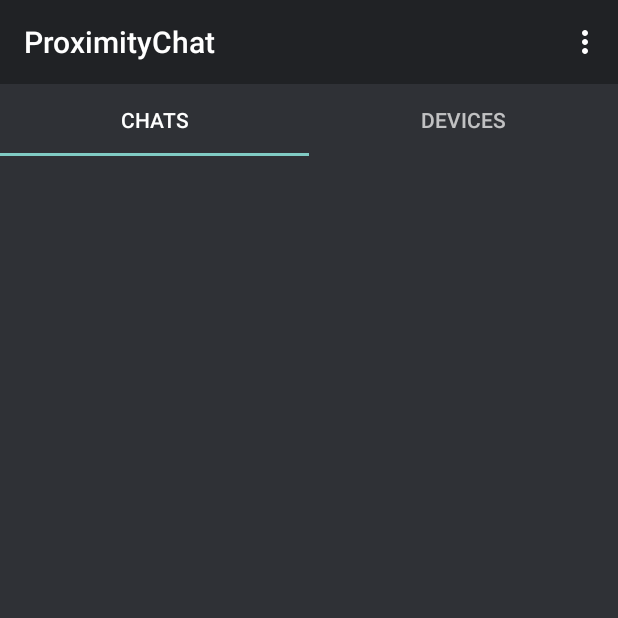
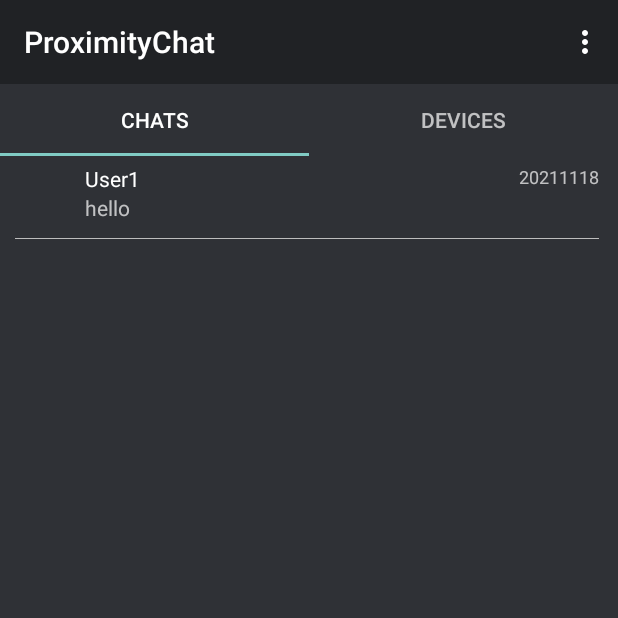
Before and after one commit to rstadler6/ProximityChat, an Android app: the screen it shows after launch (MainActivity), on a phone screen of 412 x 824 dp, the top half of it. Run offline under Robolectric (Android 15) with nearby library versions, the phone set to English and light mode, and no system bars.

Commit message:
Chats layout

```diff
--- a/app/src/main/java/ch/cmi/proximitychat/activity/ChatAdapter.kt
+++ b/app/src/main/java/ch/cmi/proximitychat/activity/ChatAdapter.kt
@@ -10,7 +10,7 @@ import ch.cmi.proximitychat.model.Chat
 import java.time.format.DateTimeFormatter
 
 
-class ChatAdapter(private val dataSet: Array<Chat>) :
+class ChatAdapter(private val dataSet: ArrayList<Chat>) :
     RecyclerView.Adapter<ChatAdapter.ViewHolder>() {
 
     /**
--- a/app/src/main/java/ch/cmi/proximitychat/activity/ChatsFragment.kt
+++ b/app/src/main/java/ch/cmi/proximitychat/activity/ChatsFragment.kt
@@ -1,11 +1,19 @@
 package ch.cmi.proximitychat.activity
 
 import android.os.Bundle
-import androidx.fragment.app.Fragment
 import android.view.LayoutInflater
 import android.view.View
 import android.view.ViewGroup
+import androidx.fragment.app.Fragment
+import androidx.recyclerview.widget.RecyclerView
 import ch.cmi.proximitychat.R
+import ch.cmi.proximitychat.model.Chat
+import ch.cmi.proximitychat.model.Message
+import ch.cmi.proximitychat.model.User
+import java.time.LocalDate
+import java.util.*
+import kotlin.collections.ArrayList
+
 
 // TODO: Rename parameter arguments, choose names that match
 // the fragment initialization parameters, e.g. ARG_ITEM_NUMBER
@@ -18,43 +26,30 @@ private const val ARG_PARAM2 = "param2"
  * create an instance of this fragment.
  */
 class ChatsFragment : Fragment() {
-    // TODO: Rename and change types of parameters
-    private var param1: String? = null
-    private var param2: String? = null
+    // placeholder data
+    val chats = ArrayList<Chat>()
+    val user = User("123", "User1")
+
 
     override fun onCreate(savedInstanceState: Bundle?) {
         super.onCreate(savedInstanceState)
-        arguments?.let {
-            param1 = it.getString(ARG_PARAM1)
-            param2 = it.getString(ARG_PARAM2)
-        }
     }
 
     override fun onCreateView(
-        inflater: LayoutInflater, container: ViewGroup?,
-        savedInstanceState: Bundle?
+            inflater: LayoutInflater, container: ViewGroup?,
+            savedInstanceState: Bundle?
     ): View? {
         // Inflate the layout for this fragment
-        return inflater.inflate(R.layout.fragment_chats, container, false)
-    }
+        val view = inflater.inflate(R.layout.fragment_chats, container, false)
 
-    companion object {
-        /**
-         * Use this factory method to create a new instance of
-         * this fragment using the provided parameters.
-         *
-         * @param param1 Parameter 1.
-         * @param param2 Parameter 2.
-         * @return A new instance of fragment ChatsFragment.
-         */
-        // TODO: Rename and change types and number of parameters
-        @JvmStatic
-        fun newInstance(param1: String, param2: String) =
-            ChatsFragment().apply {
-                arguments = Bundle().apply {
-                    putString(ARG_PARAM1, param1)
-                    putString(ARG_PARAM2, param2)
-                }
-            }
+        // placeholder data
+        val chat = Chat(user)
+        val message = Message(user, LocalDate.now(), "hello")
+        chat.messages.add(message)
+        chats.add(chat)
+
+        view.findViewById<RecyclerView>(R.id.chatsRecycler).adapter = ChatAdapter(chats)
+
+        return view
     }
 }
--- a/app/src/main/res/layout/chat_row_item.xml
+++ b/app/src/main/res/layout/chat_row_item.xml
@@ -2,37 +2,28 @@
 <FrameLayout xmlns:android="http://schemas.android.com/apk/res/android"
     xmlns:app="http://schemas.android.com/apk/res-auto"
     xmlns:tools="http://schemas.android.com/tools"
-    android:layout_marginHorizontal="5dp"
+    android:layout_marginHorizontal="10dp"
     android:layout_marginVertical="5dp"
     android:layout_width="match_parent"
-    android:layout_height="match_parent">
+    android:layout_height="wrap_content">
 
     <LinearLayout
         android:layout_width="match_parent"
-        android:layout_height="match_parent"
+        android:layout_height="wrap_content"
         android:orientation="horizontal">
 
         <ImageView
             android:id="@+id/imageView"
-            android:layout_width="50dp"
+            android:layout_width="0dp"
             android:layout_height="50dp"
+            android:layout_weight="0.1"
             tools:srcCompat="@tools:sample/avatars" />
 
-        <androidx.constraintlayout.widget.Guideline
-            android:id="@+id/guideline3"
-            android:layout_width="wrap_content"
-            android:layout_height="wrap_content"
-            android:layout_weight="1"
-            android:orientation="vertical" />
-
-        <androidx.constraintlayout.widget.Barrier
-            android:layout_width="10dp"
-            android:layout_height="64dp"
-            app:barrierDirection="left" />
-
         <LinearLayout
-            android:layout_width="73dp"
-            android:layout_height="55dp"
+            android:layout_width="0dp"
+            android:layout_height="match_parent"
+            android:layout_weight="0.7"
+            android:layout_marginStart="5dp"
             android:orientation="vertical">
 
             <TextView
@@ -46,25 +37,24 @@
                 android:id="@+id/lastMessage"
                 android:layout_width="wrap_content"
                 android:layout_height="wrap_content"
-                android:layout_weight="1"
                 android:text="TextView" />
 
         </LinearLayout>
 
         <TextView
             android:id="@+id/lastMessageTime"
-            android:layout_width="71dp"
+            android:layout_width="wrap_content"
             android:layout_height="19dp"
             android:gravity="end"
             android:text="8m ago"
-            android:textSize="12dp" />
+            android:textSize="12sp" />
 
     </LinearLayout>
 
     <View
-        android:id="@+id/divider"
-        android:layout_width="145dp"
+        android:layout_width="match_parent"
         android:layout_height="0.5dp"
+        android:layout_marginTop="5dp"
         android:layout_gravity="bottom|end"
         android:background="#BDBDBD" />
 
--- a/app/src/main/res/layout/fragment_chats.xml
+++ b/app/src/main/res/layout/fragment_chats.xml
@@ -1,14 +1,15 @@
 <?xml version="1.0" encoding="utf-8"?>
 <FrameLayout xmlns:android="http://schemas.android.com/apk/res/android"
     xmlns:tools="http://schemas.android.com/tools"
+    xmlns:app="http://schemas.android.com/apk/res-auto"
     android:layout_width="match_parent"
     android:layout_height="match_parent"
     tools:context=".activity.ChatsFragment">
 
-    <!-- TODO: Update blank fragment layout -->
-
     <androidx.recyclerview.widget.RecyclerView
+        android:id="@+id/chatsRecycler"
         android:layout_width="match_parent"
-        android:layout_height="match_parent" />
+        android:layout_height="match_parent"
+        app:layoutManager="LinearLayoutManager" />
 
 </FrameLayout>
```
